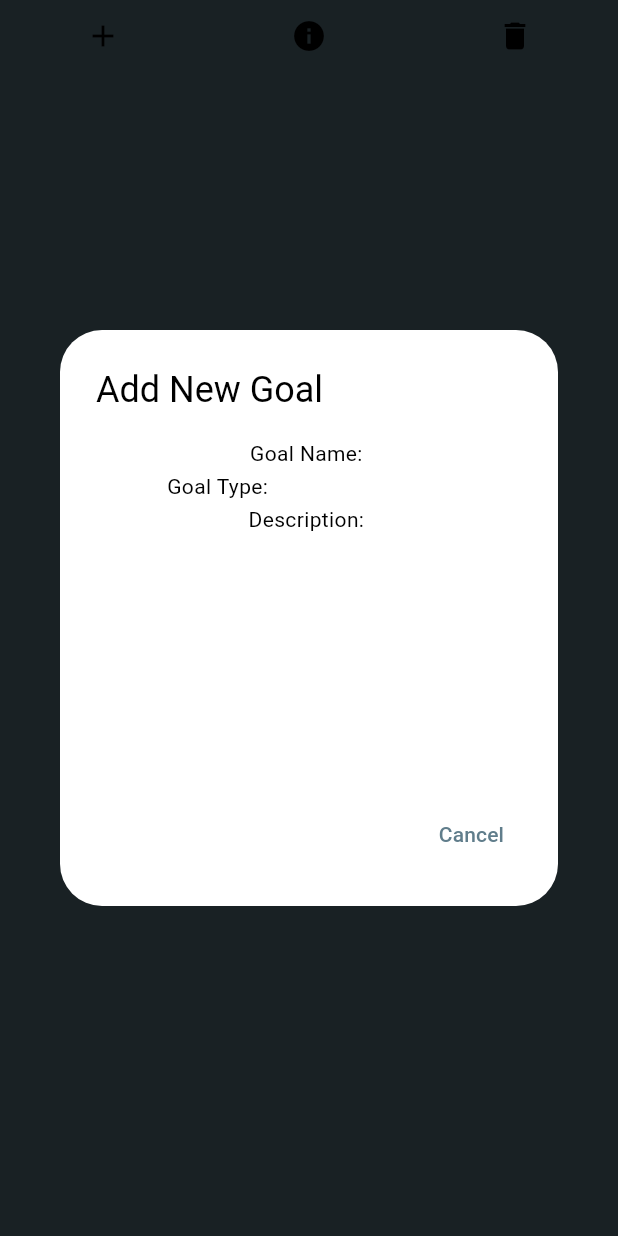
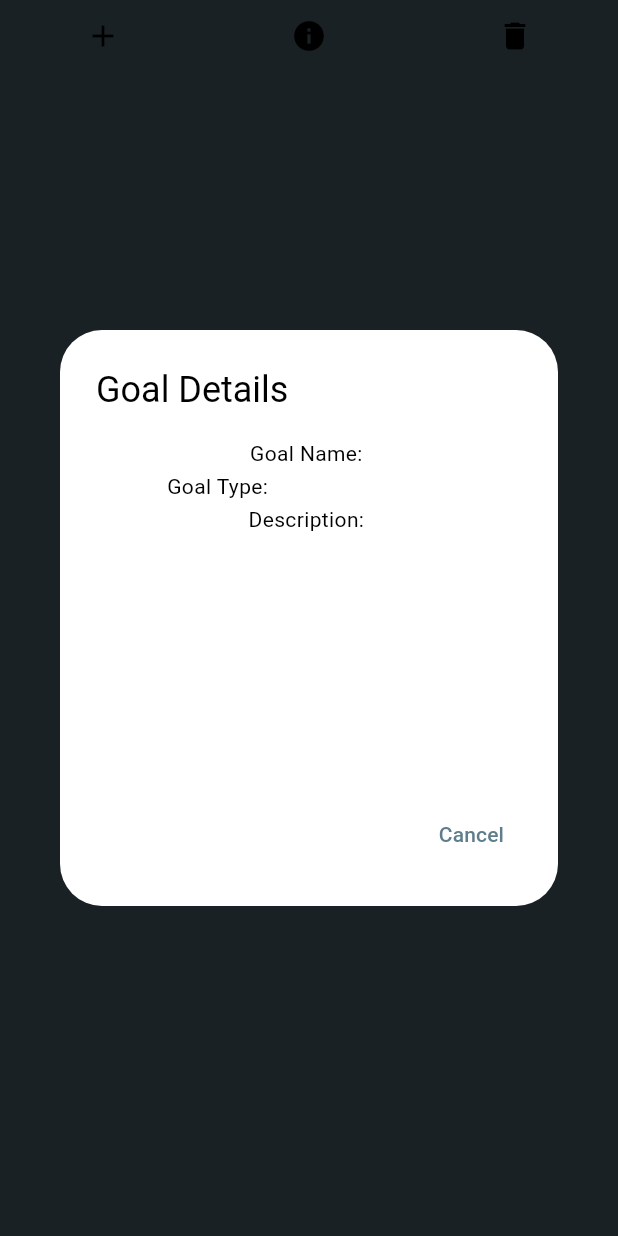
Before and after one commit to hieudphung/MobileAppDevProject1, a Flutter app: the GoalButtons widget shown alone on an empty page, opened directly with empty values, after a tap on the "info" icon, on a phone screen of 412 x 824 dp. Run offline on Flutter 3.47's test engine with Material 3 defaults, Android fonts, the phone set to English and light mode, and no system bars; our stand-ins replace pie_chart, sqflite; accounts and stored records are empty.

Commit message:
small fixes

```diff
--- a/finance_app/lib/finance_provider.dart
+++ b/finance_app/lib/finance_provider.dart
@@ -191,6 +191,8 @@ class FinanceProvider with ChangeNotifier {
   void deleteGoal(int goalId) async {
     await FinanceDatabase.instance.deleteGoal(goalId);
 
+    goalLoaded = fetchGoals();
+
     notifyListeners();
   }
 
--- a/finance_app/lib/widget/goal_card.dart
+++ b/finance_app/lib/widget/goal_card.dart
@@ -170,7 +170,7 @@ class GoalButtons extends StatelessWidget {
       context: context,
       builder: (BuildContext context) {
         return AlertDialog(
-          title: const Text('Add New Goal'),
+          title: const Text('Goal Details'),
           content: ShowGoalInfoDialog(goalId: goalId, goalName: goalName, goalType: goalType, description: description),
           actions: <Widget>[
             TextButton(
```
